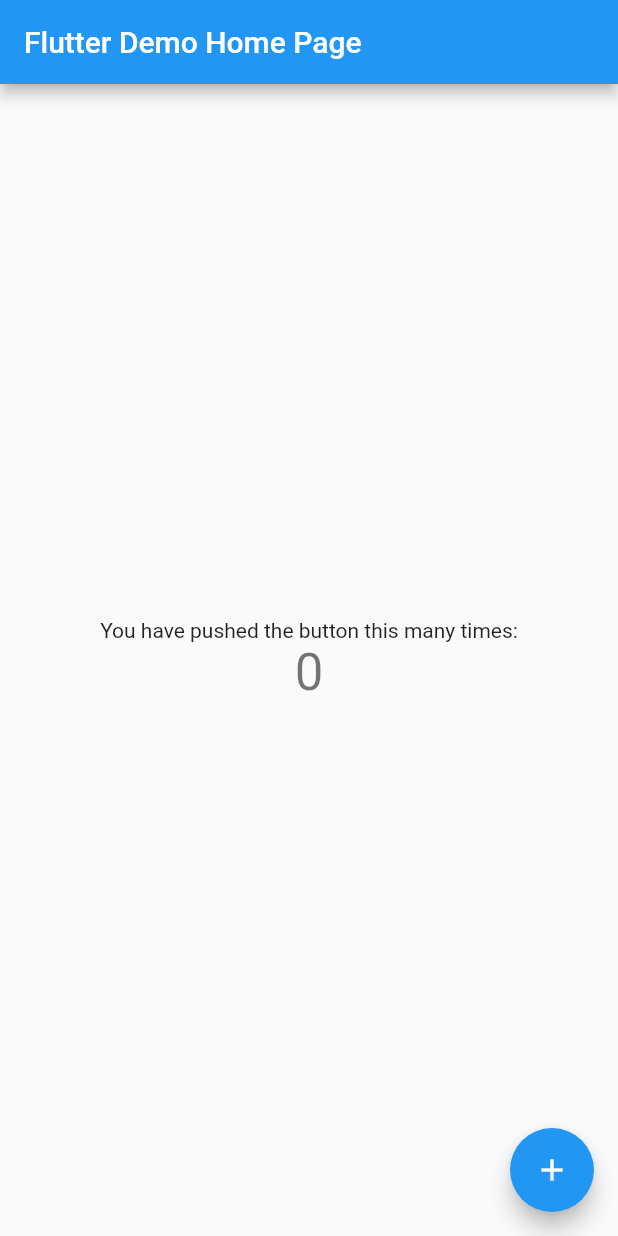
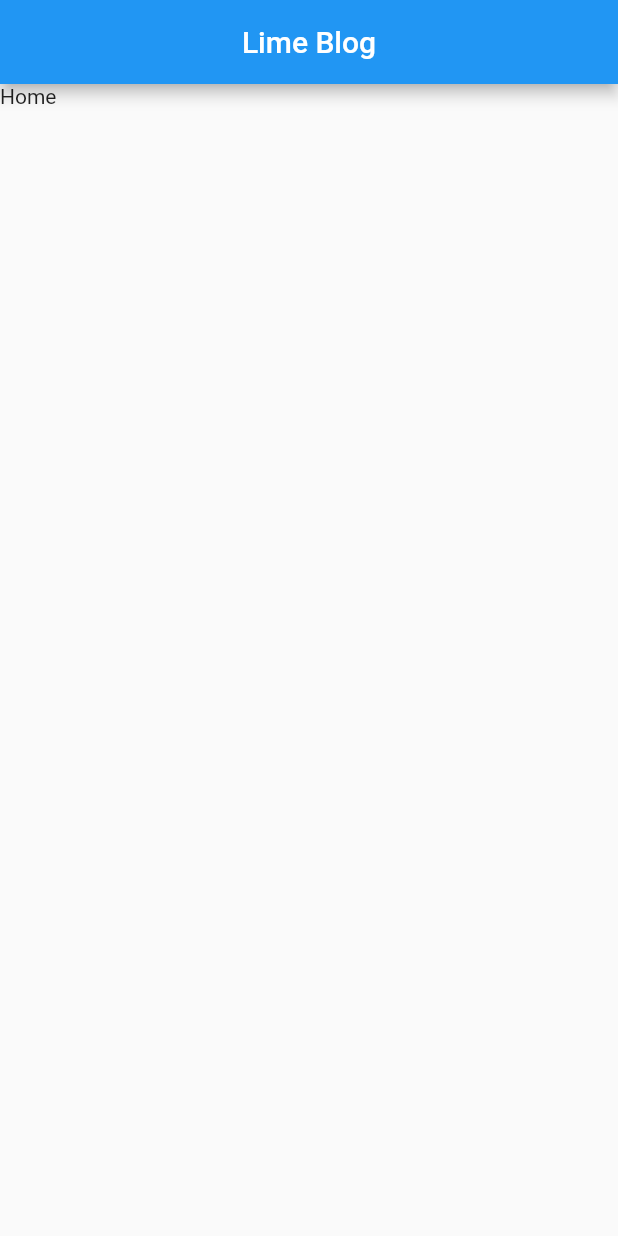
Before and after one commit to Filipp30/Lime_Blog, a Flutter app: the screen it shows after launch, on a phone screen of 412 x 824 dp. Run offline on Flutter 3.47's test engine with Material 2 defaults, Android fonts, the phone set to English and light mode, and no system bars.

Commit message:
Set project to empty structure.

```diff
--- a/lib/main.dart
+++ b/lib/main.dart
@@ -1,115 +1,25 @@
 import 'package:flutter/material.dart';
 
 void main() {
-  runApp(const MyApp());
+  runApp(MaterialApp(
+    title: 'Lime Blog',
+    theme: ThemeData(
+      primaryColor: Colors.blue
+    ),
+    home: App(),
+  ));
 }
 
-class MyApp extends StatelessWidget {
-  const MyApp({Key? key}) : super(key: key);
+class App extends StatelessWidget {
 
-  // This widget is the root of your application.
   @override
   Widget build(BuildContext context) {
-    return MaterialApp(
-      title: 'Flutter Demo',
-      theme: ThemeData(
-        // This is the theme of your application.
-        //
-        // Try running your application with "flutter run". You'll see the
-        // application has a blue toolbar. Then, without quitting the app, try
-        // changing the primarySwatch below to Colors.green and then invoke
-        // "hot reload" (press "r" in the console where you ran "flutter run",
-        // or simply save your changes to "hot reload" in a Flutter IDE).
-        // Notice that the counter didn't reset back to zero; the application
-        // is not restarted.
-        primarySwatch: Colors.blue,
+    return Scaffold(
+      appBar: AppBar(
+        title: Text('Lime Blog'),
+        centerTitle: true,
       ),
-      home: const MyHomePage(title: 'Flutter Demo Home Page'),
+      body: Text('Home'),
     );
   }
 }
-
-class MyHomePage extends StatefulWidget {
-  const MyHomePage({Key? key, required this.title}) : super(key: key);
-
-  // This widget is the home page of your application. It is stateful, meaning
-  // that it has a State object (defined below) that contains fields that affect
-  // how it looks.
-
-  // This class is the configuration for the state. It holds the values (in this
-  // case the title) provided by the parent (in this case the App widget) and
-  // used by the build method of the State. Fields in a Widget subclass are
-  // always marked "final".
-
-  final String title;
-
-  @override
-  State<MyHomePage> createState() => _MyHomePageState();
-}
-
-class _MyHomePageState extends State<MyHomePage> {
-  int _counter = 0;
-
-  void _incrementCounter() {
-    setState(() {
-      // This call to setState tells the Flutter framework that something has
-      // changed in this State, which causes it to rerun the build method below
-      // so that the display can reflect the updated values. If we changed
-      // _counter without calling setState(), then the build method would not be
-      // called again, and so nothing would appear to happen.
-      _counter++;
-    });
-  }
-
-  @override
-  Widget build(BuildContext context) {
-    // This method is rerun every time setState is called, for instance as done
-    // by the _incrementCounter method above.
-    //
-    // The Flutter framework has been optimized to make rerunning build methods
-    // fast, so that you can just rebuild anything that needs updating rather
-    // than having to individually change instances of widgets.
-    return Scaffold(
-      appBar: AppBar(
-        // Here we take the value from the MyHomePage object that was created by
-        // the App.build method, and use it to set our appbar title.
-        title: Text(widget.title),
-      ),
-      body: Center(
-        // Center is a layout widget. It takes a single child and positions it
-        // in the middle of the parent.
-        child: Column(
-          // Column is also a layout widget. It takes a list of children and
-          // arranges them vertically. By default, it sizes itself to fit its
-          // children horizontally, and tries to be as tall as its parent.
-          //
-          // Invoke "debug painting" (press "p" in the console, choose the
-          // "Toggle Debug Paint" action from the Flutter Inspector in Android
-          // Studio, or the "Toggle Debug Paint" command in Visual Studio Code)
-          // to see the wireframe for each widget.
-          //
-          // Column has various properties to control how it sizes itself and
-          // how it positions its children. Here we use mainAxisAlignment to
-          // center the children vertically; the main axis here is the vertical
-          // axis because Columns are vertical (the cross axis would be
-          // horizontal).
-          mainAxisAlignment: MainAxisAlignment.center,
-          children: <Widget>[
-            const Text(
-              'You have pushed the button this many times:',
-            ),
-            Text(
-              '$_counter',
-              style: Theme.of(context).textTheme.headline4,
-            ),
-          ],
-        ),
-      ),
-      floatingActionButton: FloatingActionButton(
-        onPressed: _incrementCounter,
-        tooltip: 'Increment',
-        child: const Icon(Icons.add),
-      ), // This trailing comma makes auto-formatting nicer for build methods.
-    );
-  }
-}
```
